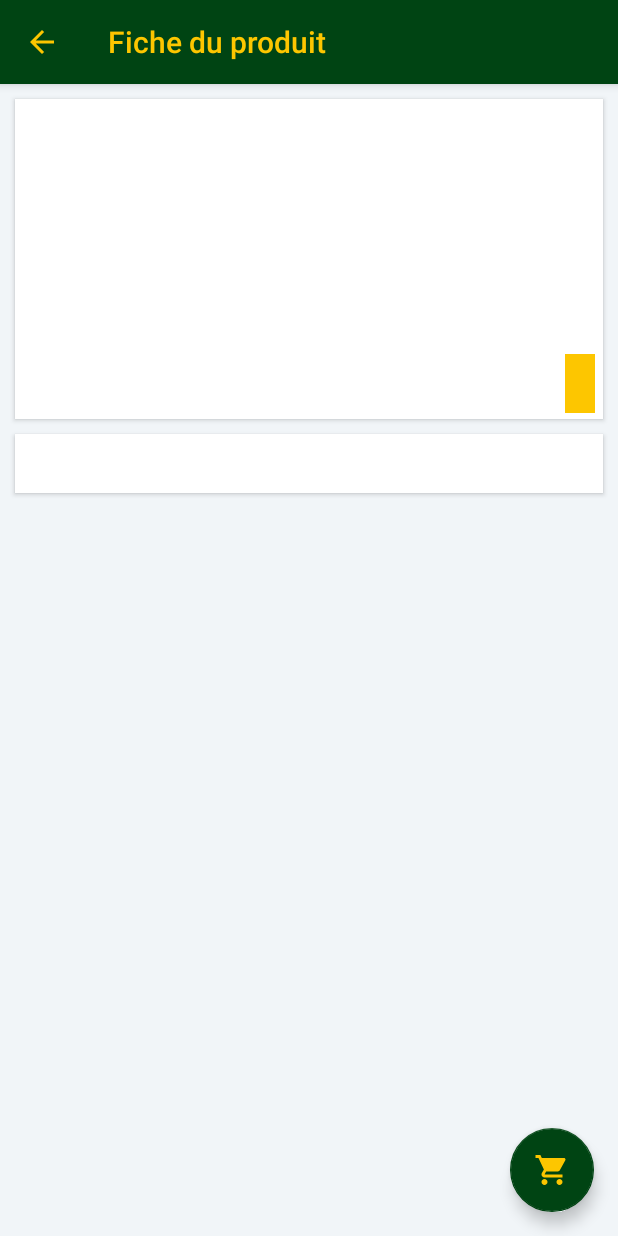
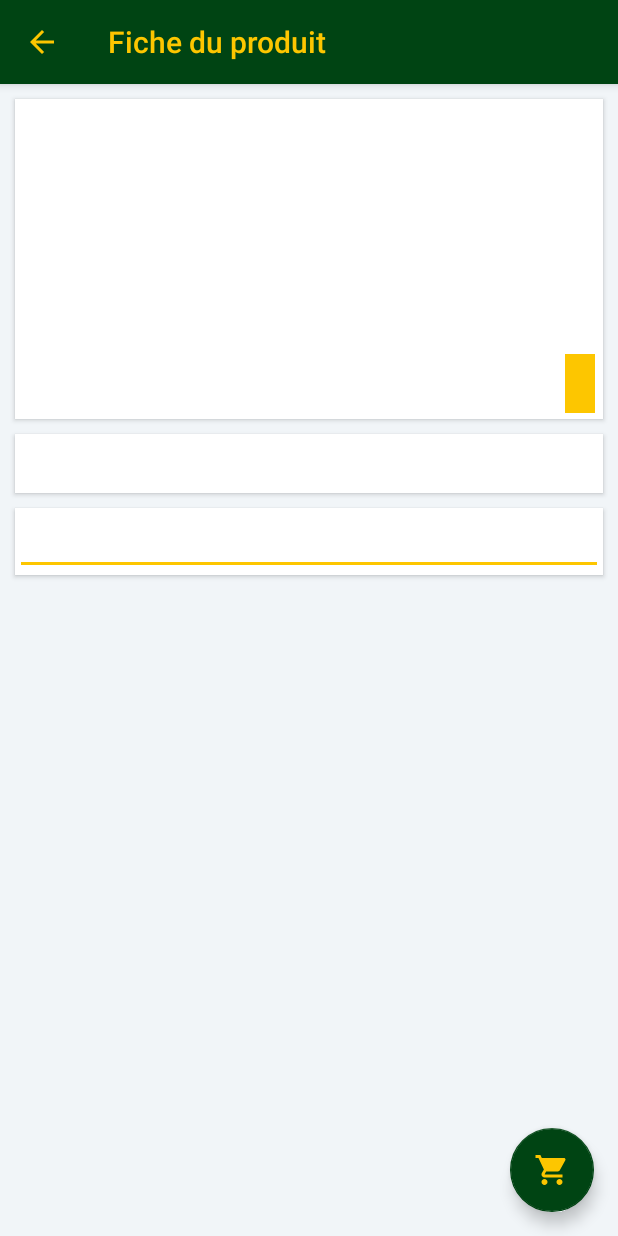
Before and after one commit to MidouMir/PPEFood, an Android app: the UnProduit screen opened directly, with no data from a screen before it, on a phone screen of 412 x 824 dp. Run offline under Robolectric (Android 15) with nearby library versions, the phone set to English and light mode, and no system bars; pictures from the network do not load; 1 statement that could not run was skipped.

```diff
--- /dev/null
+++ b/app/src/main/java/comic/systems/ppefood/Panier.java
@@ -0,0 +1,5 @@
+package comic.systems.ppefood;
+
+public class Panier {
+
+}
--- a/app/src/main/res/layout/activity_produit.xml
+++ b/app/src/main/res/layout/activity_produit.xml
@@ -79,6 +79,7 @@
                     android:layout_marginRight="5dp" />
             </RelativeLayout>
         </android.support.v7.widget.CardView>
+
         <android.support.v7.widget.CardView
             xmlns:card_view="http://schemas.android.com/apk/res-auto"
             android:id="@+id/card_view_desc"
@@ -102,6 +103,31 @@
             </RelativeLayout>
 
         </android.support.v7.widget.CardView>
+        <android.support.v7.widget.CardView
+            xmlns:card_view="http://schemas.android.com/apk/res-auto"
+            android:id="@+id/card_nbr_produits"
+            android:layout_width="match_parent"
+            android:layout_height="wrap_content"
+            android:layout_marginLeft="@dimen/card_margin"
+            android:layout_marginRight="@dimen/card_margin"
+            android:layout_marginTop="@dimen/card_margin"
+            card_view:cardCornerRadius="@dimen/card_album_radius">
+
+            <RelativeLayout
+                android:layout_width="match_parent"
+                android:layout_height="match_parent">
+
+                <EditText
+                    android:id="@+id/quantite"
+                    android:hint=""
+                    android:layout_width="match_parent"
+                    android:padding="@dimen/card_margin"
+                    android:textAlignment="center"
+                    android:layout_height="wrap_content" />
+
+            </RelativeLayout>
+
+        </android.support.v7.widget.CardView>
     </LinearLayout>
 
     <android.support.design.widget.FloatingActionButton
--- a/build.gradle
+++ b/build.gradle
@@ -5,7 +5,7 @@ buildscript {
         jcenter()
     }
     dependencies {
-        classpath 'com.android.tools.build:gradle:2.3.0'
+        classpath 'com.android.tools.build:gradle:2.3.1'
 
         // NOTE: Do not place your application dependencies here; they belong
         // in the individual module build.gradle files
```
Also changed, not shown: app/build.gradle (+11 -0 lines), app/src/main/java/comic/systems/ppefood/Bdd.java (+31 -2 lines), app/src/main/java/comic/systems/ppefood/PanierModele.java (added, +88 -0 lines), app/src/main/res/drawable/plus.xml (added, +9 -0 lines), app/src/main/res/layout/activity_success.xml (+64 -0 lines). Lines whose indentation alone changed are shown as unchanged.
